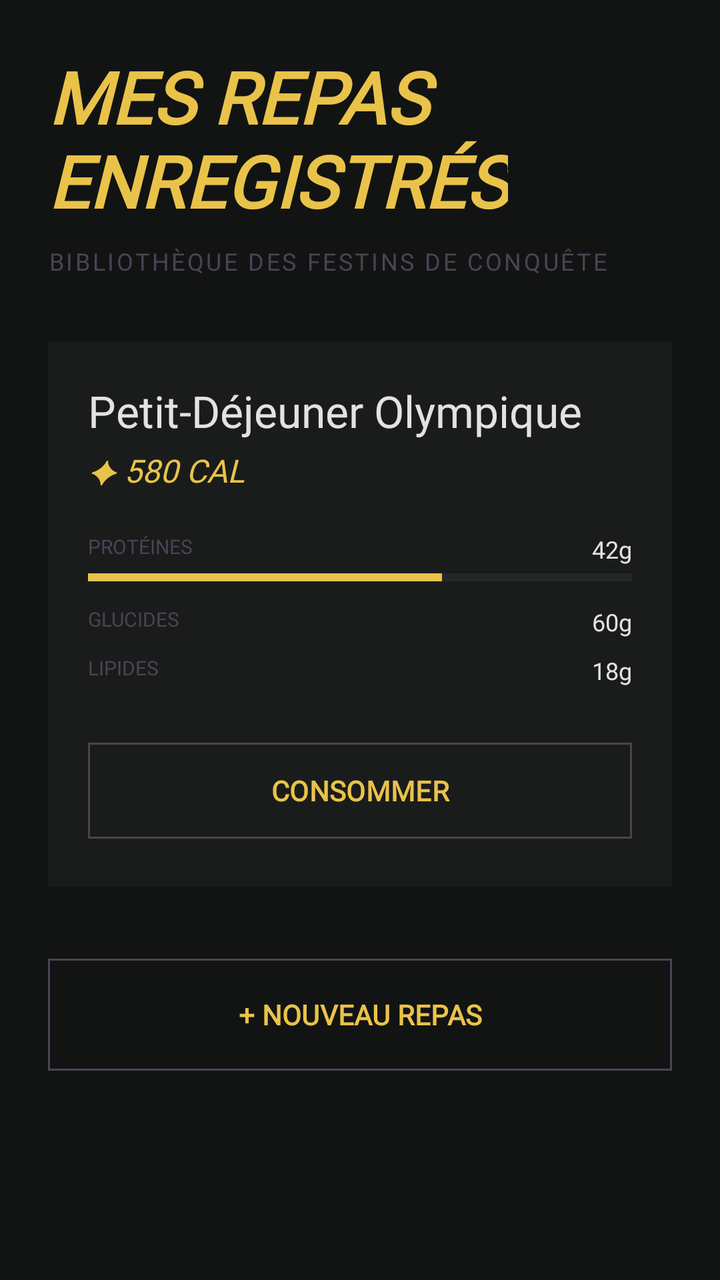
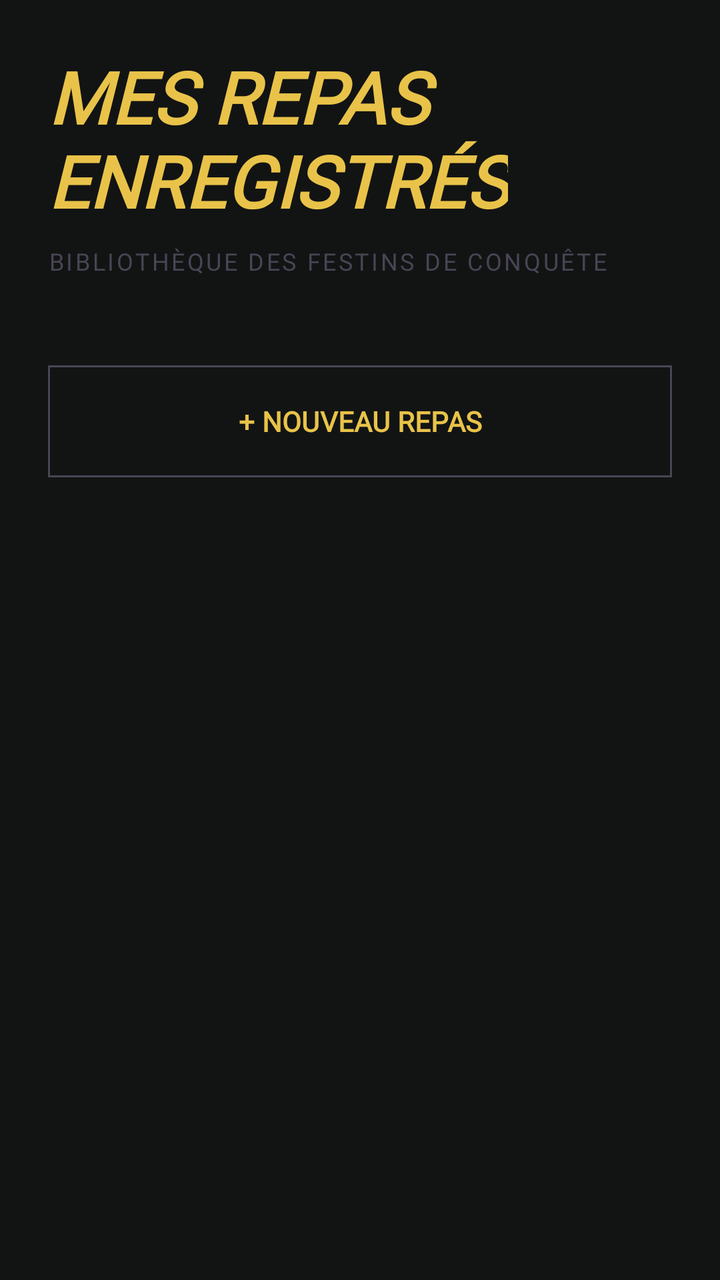

Before-and-after screenshots of an Android layout around one commit, followed by the original layout XML and the change that was made.
<!-- AndroidManifest.xml: application theme Theme.OlympusFront -->
<!-- res/layout/fragment_meals.xml -->
<?xml version="1.0" encoding="utf-8"?>
<androidx.core.widget.NestedScrollView xmlns:android="http://schemas.android.com/apk/res/android"
    xmlns:app="http://schemas.android.com/apk/res-auto"
    android:layout_width="match_parent"
    android:layout_height="match_parent"
    android:background="@color/surface">

    <androidx.constraintlayout.widget.ConstraintLayout
        android:layout_width="match_parent"
        android:layout_height="wrap_content"
        android:padding="24dp">

        <TextView
            android:id="@+id/meals_headline"
            android:layout_width="wrap_content"
            android:layout_height="wrap_content"
            android:fontFamily="@font/newsreader"
            android:text="@string/meals_title"
            android:textColor="@color/secondary"
            android:textSize="36sp"
            android:textStyle="bold|italic"
            app:layout_constraintStart_toStartOf="parent"
            app:layout_constraintTop_toTopOf="parent" />

        <TextView
            android:id="@+id/meals_subtitle"
            android:layout_width="wrap_content"
            android:layout_height="wrap_content"
            android:layout_marginTop="8dp"
            android:fontFamily="@font/manrope"
            android:letterSpacing="0.1"
            android:text="@string/meals_subtitle"
            android:textColor="@color/outline_variant"
            android:textSize="12sp"
            app:layout_constraintStart_toStartOf="parent"
            app:layout_constraintTop_toBottomOf="@id/meals_headline" />

        <LinearLayout
            android:id="@+id/meals_list"
            android:layout_width="match_parent"
            android:layout_height="wrap_content"
            android:layout_marginTop="32dp"
            android:orientation="vertical"
            app:layout_constraintTop_toBottomOf="@id/meals_subtitle">

            <com.google.android.material.card.MaterialCardView
                android:layout_width="match_parent"
                android:layout_height="wrap_content"
                android:layout_marginBottom="24dp"
                app:cardBackgroundColor="@color/surface_container_low"
                app:cardCornerRadius="0dp"
                app:strokeWidth="0dp">

                <LinearLayout
                    android:layout_width="match_parent"
                    android:layout_height="wrap_content"
                    android:orientation="vertical"
                    android:padding="20dp">

                    <TextView
                        android:layout_width="wrap_content"
                        android:layout_height="wrap_content"
                        android:fontFamily="@font/newsreader"
                        android:text="Petit-Déjeuner Olympique"
                        android:textColor="@color/marble_white"
                        android:textSize="22sp" />

                    <TextView
                        android:layout_width="wrap_content"
                        android:layout_height="wrap_content"
                        android:layout_marginTop="4dp"
                        android:fontFamily="@font/newsreader"
                        android:text="✦ 580 CAL"
                        android:textColor="@color/secondary"
                        android:textSize="16sp"
                        android:textStyle="italic" />

                    <RelativeLayout
                        android:layout_width="match_parent"
                        android:layout_height="wrap_content"
                        android:layout_marginTop="20dp">
                        <TextView
                            android:layout_width="wrap_content"
                            android:layout_height="wrap_content"
                            android:fontFamily="@font/manrope"
                            android:text="@string/label_protein"
                            android:textColor="@color/outline_variant"
                            android:textSize="10sp" />
                        <TextView
                            android:layout_width="wrap_content"
                            android:layout_height="wrap_content"
                            android:layout_alignParentEnd="true"
                            android:fontFamily="@font/manrope"
                            android:text="42g"
                            android:textColor="@color/marble_white"
                            android:textSize="12sp" />
                    </RelativeLayout>
                    <ProgressBar
                        style="?android:attr/progressBarStyleHorizontal"
                        android:layout_width="match_parent"
                        android:layout_height="4dp"
                        android:layout_marginTop="4dp"
                        android:progress="65"
                        android:progressTint="@color/secondary" />

                    <RelativeLayout
                        android:layout_width="match_parent"
                        android:layout_height="wrap_content"
                        android:layout_marginTop="12dp">
                        <TextView
                            android:layout_width="wrap_content"
                            android:layout_height="wrap_content"
                            android:fontFamily="@font/manrope"
                            android:text="@string/label_carbs"
                            android:textColor="@color/outline_variant"
                            android:textSize="10sp" />
                        <TextView
                            android:layout_width="wrap_content"
                            android:layout_height="wrap_content"
                            android:layout_alignParentEnd="true"
                            android:fontFamily="@font/manrope"
                            android:text="60g"
                            android:textColor="@color/marble_white"
                            android:textSize="12sp" />
                    </RelativeLayout>

                    <RelativeLayout
                        android:layout_width="match_parent"
                        android:layout_height="wrap_content"
                        android:layout_marginTop="8dp">
                        <TextView
                            android:layout_width="wrap_content"
                            android:layout_height="wrap_content"
                            android:fontFamily="@font/manrope"
                            android:text="@string/label_fats"
                            android:textColor="@color/outline_variant"
                            android:textSize="10sp" />
                        <TextView
                            android:layout_width="wrap_content"
                            android:layout_height="wrap_content"
                            android:layout_alignParentEnd="true"
                            android:fontFamily="@font/manrope"
                            android:text="18g"
                            android:textColor="@color/marble_white"
                            android:textSize="12sp" />
                    </RelativeLayout>

                    <com.google.android.material.button.MaterialButton
                        android:id="@+id/consume_button_1"
                        style="@style/Widget.Material3.Button.OutlinedButton"
                        android:layout_width="match_parent"
                        android:layout_height="56dp"
                        android:layout_marginTop="24dp"
                        android:fontFamily="@font/newsreader"
                        android:text="@string/consume"
                        android:textColor="@color/secondary"
                        android:textStyle="bold"
                        app:cornerRadius="0dp"
                        app:strokeColor="@color/outline_variant" />

                </LinearLayout>
            </com.google.android.material.card.MaterialCardView>

        </LinearLayout>

        <com.google.android.material.button.MaterialButton
            android:id="@+id/new_meal_button"
            style="@style/Widget.Material3.Button.OutlinedButton"
            android:layout_width="match_parent"
            android:layout_height="64dp"
            android:layout_marginTop="8dp"
            android:fontFamily="@font/newsreader"
            android:text="@string/new_meal"
            android:textColor="@color/secondary"
            android:textStyle="bold"
            app:cornerRadius="0dp"
            app:strokeColor="@color/outline_variant"
            app:layout_constraintTop_toBottomOf="@id/meals_list" />

    </androidx.constraintlayout.widget.ConstraintLayout>
</androidx.core.widget.NestedScrollView>
<!-- resources referenced by this layout -->
<resources>
  <color name="marble_white">#E2E2E2</color>
  <color name="outline_variant">#484554</color>
  <color name="secondary">#E9C349</color>
  <color name="surface">#121414</color>
  <color name="surface_container_low">#1A1C1C</color>
  <string name="consume">CONSOMMER</string>
  <string name="label_carbs">GLUCIDES</string>
  <string name="label_fats">LIPIDES</string>
  <string name="label_protein">PROTÉINES</string>
  <string name="meals_subtitle">BIBLIOTHÈQUE DES FESTINS DE CONQUÊTE</string>
  <string name="meals_title">MES REPAS\nENREGISTRÉS</string>
  <string name="new_meal">+ NOUVEAU REPAS</string>
  <style name="Theme.OlympusFront" parent="Base.Theme.OlympusFront" />
  <style name="Base.Theme.OlympusFront" parent="Theme.Material3.DayNight.NoActionBar">
          
          <item name="colorPrimary">@color/primary_container</item>
          <item name="colorSecondary">@color/secondary</item>
          <item name="android:windowBackground">@color/surface</item>
  
          
          <item name="fontFamily">@font/manrope</item>
      </style>
  <color name="primary_container">#5D3FD3</color>
</resources>

<!-- the commit's change to res/layout/fragment_meals.xml (unified diff, before → after) -->
@@ -35,133 +35,13 @@
             app:layout_constraintStart_toStartOf="parent"
             app:layout_constraintTop_toBottomOf="@id/meals_headline" />
 
-        <LinearLayout
-            android:id="@+id/meals_list"
+        
+        <androidx.recyclerview.widget.RecyclerView
+            android:id="@+id/recycler_meals"
             android:layout_width="match_parent"
             android:layout_height="wrap_content"
             android:layout_marginTop="32dp"
-            android:orientation="vertical"
-            app:layout_constraintTop_toBottomOf="@id/meals_subtitle">
-
-            <com.google.android.material.card.MaterialCardView
-                android:layout_width="match_parent"
-                android:layout_height="wrap_content"
-                android:layout_marginBottom="24dp"
-                app:cardBackgroundColor="@color/surface_container_low"
-                app:cardCornerRadius="0dp"
-                app:strokeWidth="0dp">
-
-                <LinearLayout
-                    android:layout_width="match_parent"
-                    android:layout_height="wrap_content"
-                    android:orientation="vertical"
-                    android:padding="20dp">
-
-                    <TextView
-                        android:layout_width="wrap_content"
-                        android:layout_height="wrap_content"
-                        android:fontFamily="@font/newsreader"
-                        android:text="Petit-Déjeuner Olympique"
-                        android:textColor="@color/marble_white"
-                        android:textSize="22sp" />
-
-                    <TextView
-                        android:layout_width="wrap_content"
-                        android:layout_height="wrap_content"
-                        android:layout_marginTop="4dp"
-                        android:fontFamily="@font/newsreader"
-                        android:text="✦ 580 CAL"
-                        android:textColor="@color/secondary"
-                        android:textSize="16sp"
-                        android:textStyle="italic" />
-
-                    <RelativeLayout
-                        android:layout_width="match_parent"
-                        android:layout_height="wrap_content"
-                        android:layout_marginTop="20dp">
-                        <TextView
-                            android:layout_width="wrap_content"
-                            android:layout_height="wrap_content"
-                            android:fontFamily="@font/manrope"
-                            android:text="@string/label_protein"
-                            android:textColor="@color/outline_variant"
-                            android:textSize="10sp" />
-                        <TextView
-                            android:layout_width="wrap_content"
-                            android:layout_height="wrap_content"
-                            android:layout_alignParentEnd="true"
-                            android:fontFamily="@font/manrope"
-                            android:text="42g"
-                            android:textColor="@color/marble_white"
-                            android:textSize="12sp" />
-                    </RelativeLayout>
-                    <ProgressBar
-                        style="?android:attr/progressBarStyleHorizontal"
-                        android:layout_width="match_parent"
-                        android:layout_height="4dp"
-                        android:layout_marginTop="4dp"
-                        android:progress="65"
-                        android:progressTint="@color/secondary" />
-
-                    <RelativeLayout
-                        android:layout_width="match_parent"
-                        android:layout_height="wrap_content"
-                        android:layout_marginTop="12dp">
-                        <TextView
-                            android:layout_width="wrap_content"
-                            android:layout_height="wrap_content"
-                            android:fontFamily="@font/manrope"
-                            android:text="@string/label_carbs"
-                            android:textColor="@color/outline_variant"
-                            android:textSize="10sp" />
-                        <TextView
-                            android:layout_width="wrap_content"
-                            android:layout_height="wrap_content"
-                            android:layout_alignParentEnd="true"
-                            android:fontFamily="@font/manrope"
-                            android:text="60g"
-                            android:textColor="@color/marble_white"
-                            android:textSize="12sp" />
-                    </RelativeLayout>
-
-                    <RelativeLayout
-                        android:layout_width="match_parent"
-                        android:layout_height="wrap_content"
-                        android:layout_marginTop="8dp">
-                        <TextView
-                            android:layout_width="wrap_content"
-                            android:layout_height="wrap_content"
-                            android:fontFamily="@font/manrope"
-                            android:text="@string/label_fats"
-                            android:textColor="@color/outline_variant"
-                            android:textSize="10sp" />
-                        <TextView
-                            android:layout_width="wrap_content"
-                            android:layout_height="wrap_content"
-                            android:layout_alignParentEnd="true"
-                            android:fontFamily="@font/manrope"
-                            android:text="18g"
-                            android:textColor="@color/marble_white"
-                            android:textSize="12sp" />
-                    </RelativeLayout>
-
-                    <com.google.android.material.button.MaterialButton
-                        android:id="@+id/consume_button_1"
-                        style="@style/Widget.Material3.Button.OutlinedButton"
-                        android:layout_width="match_parent"
-                        android:layout_height="56dp"
-                        android:layout_marginTop="24dp"
-                        android:fontFamily="@font/newsreader"
-                        android:text="@string/consume"
-                        android:textColor="@color/secondary"
-                        android:textStyle="bold"
-                        app:cornerRadius="0dp"
-                        app:strokeColor="@color/outline_variant" />
-
-                </LinearLayout>
-            </com.google.android.material.card.MaterialCardView>
-
-        </LinearLayout>
+            app:layout_constraintTop_toBottomOf="@id/meals_subtitle" />
 
         <com.google.android.material.button.MaterialButton
             android:id="@+id/new_meal_button"
@@ -175,7 +55,7 @@
             android:textStyle="bold"
             app:cornerRadius="0dp"
             app:strokeColor="@color/outline_variant"
-            app:layout_constraintTop_toBottomOf="@id/meals_list" />
+            app:layout_constraintTop_toBottomOf="@id/recycler_meals" />
 
     </androidx.constraintlayout.widget.ConstraintLayout>
 </androidx.core.widget.NestedScrollView>
<!-- resource entries referenced after the edit -->
@@ -1,14 +1,8 @@
 <!-- resources referenced by this layout -->
 <resources>
-  <color name="marble_white">#E2E2E2</color>
   <color name="outline_variant">#484554</color>
   <color name="secondary">#E9C349</color>
   <color name="surface">#121414</color>
-  <color name="surface_container_low">#1A1C1C</color>
-  <string name="consume">CONSOMMER</string>
-  <string name="label_carbs">GLUCIDES</string>
-  <string name="label_fats">LIPIDES</string>
-  <string name="label_protein">PROTÉINES</string>
   <string name="meals_subtitle">BIBLIOTHÈQUE DES FESTINS DE CONQUÊTE</string>
   <string name="meals_title">MES REPAS\nENREGISTRÉS</string>
   <string name="new_meal">+ NOUVEAU REPAS</string>
